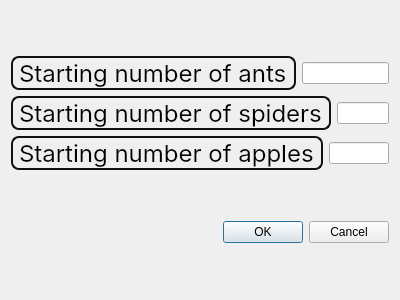
Above: assets/UI/game_start_dialog.ui from VitalyCone/Anthill before the change. Below: the same form after it.
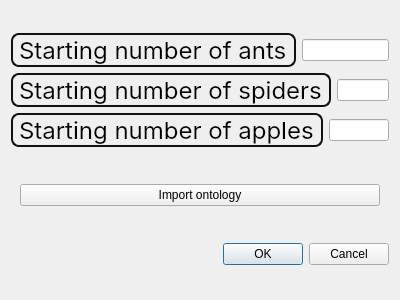
That is the form after the change.

The edit to the form file:
```diff
--- a/assets/UI/game_start_dialog.ui
+++ b/assets/UI/game_start_dialog.ui
@@ -138,6 +138,94 @@
      </item>
     </layout>
    </item>
+   <item>
+    <widget class="QWidget" name="widget" native="true">
+     <property name="sizePolicy">
+      <sizepolicy hsizetype="Expanding" vsizetype="Maximum">
+       <horstretch>0</horstretch>
+       <verstretch>0</verstretch>
+      </sizepolicy>
+     </property>
+     <layout class="QHBoxLayout" name="horizontalLayout_4">
+      <item>
+       <widget class="QPushButton" name="import_ontology_button_agent_settings">
+        <property name="sizePolicy">
+         <sizepolicy hsizetype="Minimum" vsizetype="Minimum">
+          <horstretch>0</horstretch>
+          <verstretch>0</verstretch>
+         </sizepolicy>
+        </property>
+        <property name="maximumSize">
+         <size>
+          <width>16777215</width>
+          <height>40</height>
+         </size>
+        </property>
+        <property name="styleSheet">
+         <string notr="true">QPushButton {
+  align-items: center;
+  background-color: #c2fab1;
+  border: 2px solid #111;
+  border-radius: 8px;
+  box-sizing: border-box;
+  color: #111;
+  cursor: pointer;
+  display: flex;
+  font-family: Inter,sans-serif;
+  font-size: 16px;
+  height: 100px;
+  justify-content: center;
+  padding: 0 25px;
+  position: relative;
+  text-align: center;
+  text-decoration: none;
+  user-select: none;
+  -webkit-user-select: none;
+  touch-action: manipulation;
+}
+
+QPushButton:after {
+  background-color: #111;
+  border-radius: 8px;
+  content: &quot;&quot;;
+  display: block;
+  height:100px;
+  left: 0;
+  width: 100%;
+  position: absolute;
+  top: -2px;
+  transform: translate(8px, 8px);
+  transition: transform .2s ease-out;
+  z-index: -1;
+}
+
+QPushButton:hover:after {
+  transform: translate(0, 0);
+}
+
+QPushButton:active {
+  background-color: #c2fab1;
+  outline: 0;
+}
+
+QPushButton:hover {
+  outline: 0;
+}
+
+@media (min-width: 768px) {
+  QPushButton {
+    padding: 0 40px;
+  }
+}</string>
+        </property>
+        <property name="text">
+         <string>Import ontology</string>
+        </property>
+       </widget>
+      </item>
+     </layout>
+    </widget>
+   </item>
    <item>
     <widget class="QDialogButtonBox" name="buttonBox">
      <property name="styleSheet">
```
Left out of the diff: 3 changed lines with no effect on the pictures.
